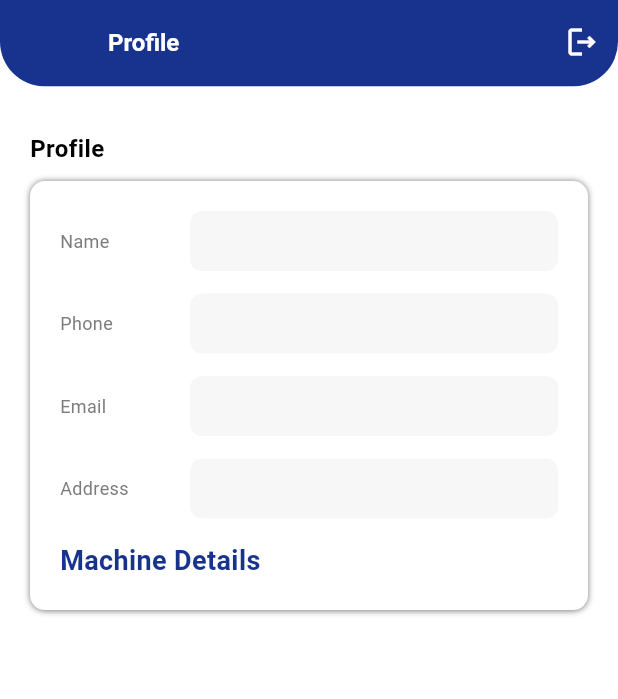
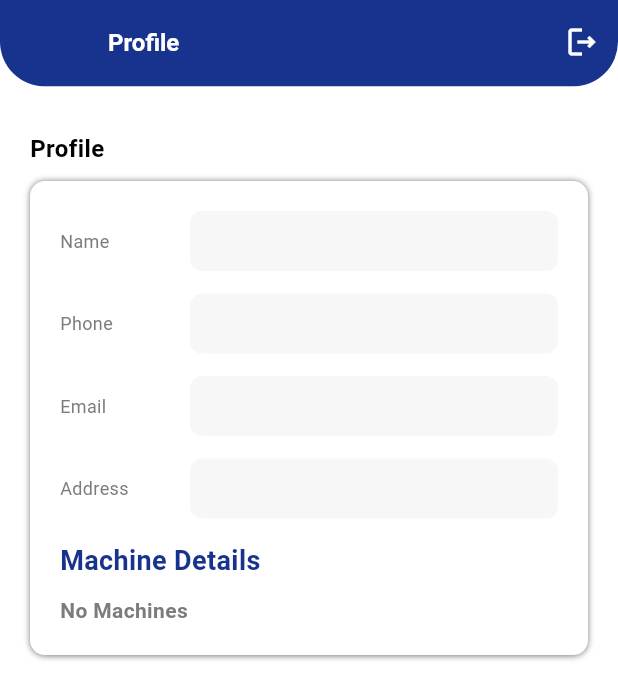
Before and after one commit to EswaranYB/acvmx, a Flutter app: the CustomerProfile screen opened by its route, on a phone screen of 412 x 824 dp. Shown: the top 699 px of the screen. Run offline on Flutter 3.47's test engine with Material 3 defaults, Android fonts, the phone set to English and light mode, and no system bars; our stand-ins replace camera, dio, firebase_core, firebase_crashlytics, flutter_map, flutter_svg and 8 more; missing offline and left inert: mobile_scanner; accounts and stored records are empty; network calls fail; Roboto replaces fonts that are missing (Inter, Regular); project files that could hold a hidden picture were left out.

Commit message:
Add user products API and update product details in profile screen

```diff
--- a/lib/Network/api_service.dart
+++ b/lib/Network/api_service.dart
@@ -26,6 +26,11 @@ class ApiServices {
     return apiManager.post(ApiEndPoints.login, data: request.toJson());
   }
 
+  Future<ApiResponse> getUserProducts() {
+    return apiManager.get(ApiEndPoints.userProducts,
+        // queryParameters: {"user_id": customerId},
+        headers: headers);
+  }
   /// Get all tickets
   Future<ApiResponse> getTicketById(String ticketId) {
     return apiManager.get(ApiEndPoints.getTicketById,
--- a/lib/core/api_endpoints.dart
+++ b/lib/core/api_endpoints.dart
@@ -19,5 +19,6 @@ class ApiEndPoints {
   static const String getNotificationDetails ="techniciancustomer_notification.php";
   static const String getEmployeeByUniqueId ="get_employee.php";
   static const String getScheduledJobsByTechnician = 'scheduled_jobs.php';
+     static const String userProducts ="get_user_allproducts.php";
 
 }
--- a/lib/feature/Dashboard/model/get_product_detail_by_serial_number_model.dart
+++ b/lib/feature/Dashboard/model/get_product_detail_by_serial_number_model.dart
@@ -12,6 +12,8 @@ class ProductDetailsBySerialNumberResponse {
   String? productId;
   String? productName;
   String? serialNo;
+  String? warrantyDetails;
+  DateTime? purchaseDate;
   String? varrantyDetails;
   DateTime? manufacturedDate;
   String? manufacturedBy;
@@ -69,6 +71,8 @@ class ProductDetailsBySerialNumberResponse {
     this.address,
     this.location,
     this.state,
+    this.purchaseDate,
+    this.warrantyDetails
   });
 
   factory ProductDetailsBySerialNumberResponse.fromJson(Map<String, dynamic> json) {
@@ -103,6 +107,8 @@ class ProductDetailsBySerialNumberResponse {
       address: json["address"],
       location: json["location"],
       state: json["state_name"],
+        warrantyDetails: json["warrenty_period"],
+      purchaseDate: json["buying_date"] == null ? null : DateTime.tryParse(json["buying_date"]),
     );
   }
 
@@ -137,5 +143,7 @@ class ProductDetailsBySerialNumberResponse {
     "address": address,
     "location": location,
     "state_name": state,
+    "warranty_details": warrantyDetails,
+    "buying_date": purchaseDate?.toIso8601String(),
   };
 }
--- a/lib/feature/Dashboard/view/screens/customer_home_screen.dart
+++ b/lib/feature/Dashboard/view/screens/customer_home_screen.dart
@@ -5,7 +5,6 @@ import 'package:acvmx/core/custom_text.dart';
 import 'package:acvmx/core/responsive.dart';
 import 'package:acvmx/feature/Dashboard/controller/get_product_detail_controller.dart';
 import 'package:acvmx/feature/profile/controller/get_user_details_controller.dart';
-import 'package:firebase_crashlytics/firebase_crashlytics.dart';
 import 'package:flutter/material.dart';
 import 'package:flutter_svg/flutter_svg.dart';
 import 'package:go_router/go_router.dart';
--- a/lib/feature/Dashboard/view/screens/worker_home_screen.dart
+++ b/lib/feature/Dashboard/view/screens/worker_home_screen.dart
@@ -3,14 +3,12 @@ import 'package:acvmx/core/app_assets.dart';
 import 'package:acvmx/core/app_colors.dart';
 import 'package:acvmx/core/app_decoration.dart';
 import 'package:acvmx/core/custom_text.dart';
-import 'package:acvmx/core/routes/route_name.dart';
 import 'package:acvmx/core/sharedpreferences/sharedpreferences_services.dart';
 import 'package:acvmx/feature/Dashboard/controller/dashboard_job_count_controller.dart';
 import 'package:acvmx/feature/Dashboard/view/screens/worker_scheduled_jobs.dart';
 import 'package:acvmx/feature/profile/controller/worker_profile_controller.dart';
 import 'package:flutter/material.dart';
 import 'package:flutter_svg/flutter_svg.dart';
-import 'package:go_router/go_router.dart';
 import 'package:provider/provider.dart';
 import '../../../Ticket/controller/get_ticket_by_technician_controller.dart';
 import '../../controller/status_update_controller.dart';
@@ -380,7 +378,7 @@ String? userId;
                                     onTap: (){
                                       print('clicked ${index} ${provider.jobList[index].title}');
                                       Navigator.of(context).push(
-                                        MaterialPageRoute(builder: (context)=> WorkerScheduledJobs(title: provider.jobList[index].title.replaceAll('\n', ' ').replaceAll(RegExp(r'\s+'),' ').trim() ?? 'no title',))
+                                        MaterialPageRoute(builder: (context)=> WorkerScheduledJobs(title: provider.jobList[index].title.replaceAll('\n', ' ').replaceAll(RegExp(r'\s+'),' ').trim(),))
                                       );
                                     },
                                     child: Container(
--- a/lib/feature/Dashboard/view/screens/worker_scheduled_jobs.dart
+++ b/lib/feature/Dashboard/view/screens/worker_scheduled_jobs.dart
@@ -4,7 +4,6 @@ import 'package:acvmx/core/custom_text.dart';
 import 'package:acvmx/core/responsive.dart';
 import 'package:acvmx/core/sharedpreferences/sharedpreferences_services.dart';
 import 'package:acvmx/feature/Dashboard/view/widgets/appbar.dart';
-import 'package:acvmx/feature/profile/controller/worker_profile_controller.dart';
 import 'package:flutter/material.dart';
 import 'package:go_router/go_router.dart';
 import 'package:intl/intl.dart';
--- a/lib/feature/Ticket/controller/get_ticket_by_technician_controller.dart
+++ b/lib/feature/Ticket/controller/get_ticket_by_technician_controller.dart
@@ -114,7 +114,7 @@ Future<void> fetchScheduledJobs(
       userId,
       type,
     );
-
+    AppLog.d('testing response ${response.listData}');
     if (response.status == 200 && response.listData != null) {
       _scheduledJobs
         ..clear()
@@ -140,6 +140,8 @@ Future<void> fetchScheduledJobs(
     }
   } catch (e, stackTrace) {
     AppLog.e("Error fetching scheduled jobs: $e\n$stackTrace");
+
+
     if (context.mounted) {
       showSnackBar(context, "Something went wrong: ${e.toString()}");
     }
--- a/lib/feature/Ticket/view/screen/raise_ticket_screen.dart
+++ b/lib/feature/Ticket/view/screen/raise_ticket_screen.dart
@@ -408,7 +408,7 @@ void showLoadingDialog(BuildContext context, {String message = 'Loading...'}) {
                  CircularProgressIndicator(color: AppColor.primaryColor,),
                 24.width,
                 Expanded(
-                  child: CustomText(text:
+                  child: CustomText(text  :
                     message,
                     fontSize: AppFontSize.s16, fontWeight: AppFontWeight.w600,
                   ),
--- a/lib/feature/job/view/screen/jobdetails.dart
+++ b/lib/feature/job/view/screen/jobdetails.dart
@@ -12,7 +12,6 @@ import 'package:acvmx/feature/videorecording/view/screen/technician_recordingscr
 import 'package:flutter/material.dart';
 import 'package:flutter_svg/svg.dart';
 import 'package:go_router/go_router.dart';
-import 'package:dropdown_button2/dropdown_button2.dart';
 import 'package:provider/provider.dart';
 import '../../../../core/app_colors.dart';
 import '../../../../core/appbutton.dart';
--- a/lib/feature/job/view/screen/joblist.dart
+++ b/lib/feature/job/view/screen/joblist.dart
@@ -12,7 +12,6 @@ import '../../../../core/sharedpreferences/sharedpreferences_services.dart';
 import '../../../Dashboard/view/widgets/appbar.dart';
 import '../../../Ticket/controller/get_ticket_by_technician_controller.dart';
 import '../../controller/joblist_provider.dart';
-import '../../model/job_model.dart';
 
 class JobListScreen extends StatelessWidget {
   const JobListScreen({super.key});
--- a/lib/feature/profile/view/screen/customer_profile_screen.dart
+++ b/lib/feature/profile/view/screen/customer_profile_screen.dart
@@ -38,7 +38,7 @@ class _CustomerProfileState extends State<CustomerProfile> {
           child: Consumer2<GetUserDetailsProvider,CustomerProfileProductProvider>(
             builder: (context, controller,productProvider, child) {
               final profileData = controller.userDetailsByIdResponse;
-              final products = productProvider.selectedProducts ?? [];
+              final products = productProvider.selectedProducts;
 
               return Scaffold(
                 backgroundColor: AppColor.primaryWhite,
@@ -104,58 +104,99 @@ class _CustomerProfileState extends State<CustomerProfile> {
                               fontWeight: AppFontWeight.w600,
                               color: AppColor.primaryColor,
                             ),
-                            for (var selectedProduct in products) ...[
-
+                            10.height,
+                            products.length < 1?
+                            CustomText(
+                              text: "No Machines",
+                              fontSize: AppFontSize.s14,
+                              fontWeight: AppFontWeight.w600,
+                              color: AppColor.grey7C7C7C,
+                            ):SizedBox.shrink(),
+                            for (int p = 0; p < products.length; p++) ...[
                                   Container(
                                     padding: const EdgeInsets.symmetric(
                                         horizontal: 12, vertical: 10),
                                     decoration: BoxDecoration(
                                         borderRadius: BorderRadius.circular(8),
-                                    border: Border.all(color: AppColor.primaryWhite),
+                                        border:
+                                            Border.all(color: AppColor.blackColor),
                                         color: AppColor.primaryWhite),
                                     child: Column(
                                       spacing: 6,
-                                  crossAxisAlignment: CrossAxisAlignment.start,
+                                      crossAxisAlignment:
+                                          CrossAxisAlignment.start,
                                       children: [
                                         GestureDetector(
                                           onTap: () {
                                             setState(() {
-                                          final key = selectedProduct.serialNo ?? '';
+                                              final key =
+                                                  products[p].serialNo ?? '';
                                               machineExpandedState[key] =
-                                          !(machineExpandedState[key] ?? false);
+                                                  !(machineExpandedState[key] ??
+                                                      false);
                                             });
                                           },
                                           child: Container(
-                                        padding: const EdgeInsets.symmetric(horizontal: 8,),
                                             decoration: BoxDecoration(
-                                            borderRadius: BorderRadius.circular(8),
-                                            border: Border.all(color: AppColor.primaryWhite),
-                                            color: AppColor.primaryWhite
-                                        ),
+                                                borderRadius:
+                                                    BorderRadius.circular(8),
+                                                border: Border.all(
+                                                    color:
+                                                        AppColor.primaryWhite),
+                                                color: AppColor.primaryWhite),
                                             child: Row(
-                                          mainAxisAlignment: MainAxisAlignment.spaceBetween,
+                                              mainAxisAlignment:
+                                                  MainAxisAlignment
+                                                      .spaceBetween,
                                               children: [
-                                            Text(selectedProduct.modelName ?? "Select Machine",
-                                                style: TextStyle(
-                                                    fontSize: AppFontSize.s14,
-                                                    fontWeight: AppFontWeight.w600,
-                                                    color: AppColor.textColor000000)),
+                                                CustomText(
+                                                    text: "Machine 0${p + 1}",
+                                                    fontSize: AppFontSize.s15,
+                                                    fontWeight:
+                                                        AppFontWeight.w600,
+                                                    color: AppColor
+                                                        .textColor000000),
                                                 Icon(
-                                                machineExpandedState[selectedProduct.serialNo ?? ''] ?? false
-                                                    ? Icons.arrow_drop_up
-                                                    : Icons.arrow_drop_down,
-                                                color: AppColor.textColor000000),
+                                                    machineExpandedState[products[
+                                                                        p]
+                                                                    .serialNo ??
+                                                                ''] ??
+                                                            false
+                                                        ? Icons
+                                                            .keyboard_arrow_up
+                                                        : Icons
+                                                            .keyboard_arrow_down,
+                                                    color: AppColor
+                                                        .textColor000000),
                                               ],
                                             ),
                                           ),
                                         ),
-                                    if (machineExpandedState[selectedProduct.serialNo ?? ''] ?? false) ...[
+                                        if (machineExpandedState[
+                                                products[p].serialNo ?? ''] ??
+                                            false) ...[
                                           10.height,
-                                      productInfo("", selectedProduct.masterProductName),
-                                      productInfo("", selectedProduct.companyName),
-                                      productInfo("Serial Number:", selectedProduct.serialNo ?? "N/A"),
-                                      productInfo("Purchase Date:", selectedProduct.uniqueId ?? "N/A"),
-                                      productInfo("Warranty Status:", selectedProduct.varrantyDetails ?? "N/A"),
+                                          CustomText(
+                                              text:
+                                                  products[p].productName ?? '',
+                                              fontSize: AppFontSize.s16,
+                                              fontWeight: AppFontWeight.w600,
+                                              color: AppColor.textColor000000),
+                                          productInfo(
+                                              products[p].companyName, ""),
+                                          productInfo("Serial Number:",
+                                              products[p].serialNo ?? "N/A"),
+                                          productInfo(
+                                              "Purchase Date:",
+                                              products[p]
+                                                  .purchaseDate
+                                                  .toString()
+                                                  .substring(0, 10)),
+                                          productInfo(
+                                              "Warranty Status:",
+                                              products[p].warrantyDetails ??
+                                                  "N/A"),
+                                          // productInfo("Last Maintenance:", products[p].uniqueId ?? "N/A"),
                                         ],
                                       ],
                                     ),
```
Also changed, not shown: lib/feature/Notification/view/screen/customer_notification.dart (+8 -10 lines), lib/feature/Notification/view/screen/worker_notification.dart (+10 -11 lines), lib/feature/job/view/screen/recentjobs.dart (+36 -36 lines), lib/feature/profile/controller/serialno_provider.dart (+45 -1 lines). Lines whose indentation alone changed are shown as unchanged.
